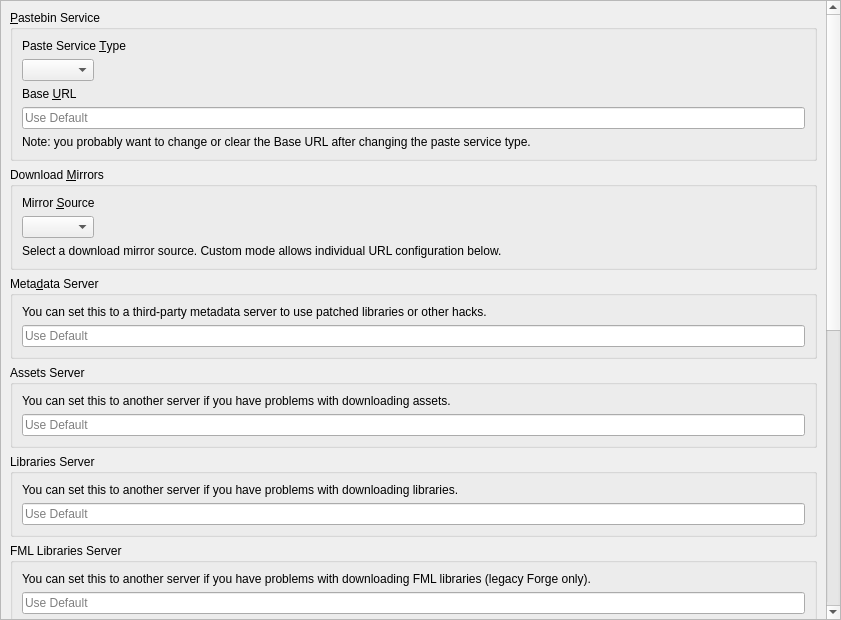
AndreaFrederica/LunaLauncher, file launcher/ui/pages/global/APIPage.ui: the form before one commit.
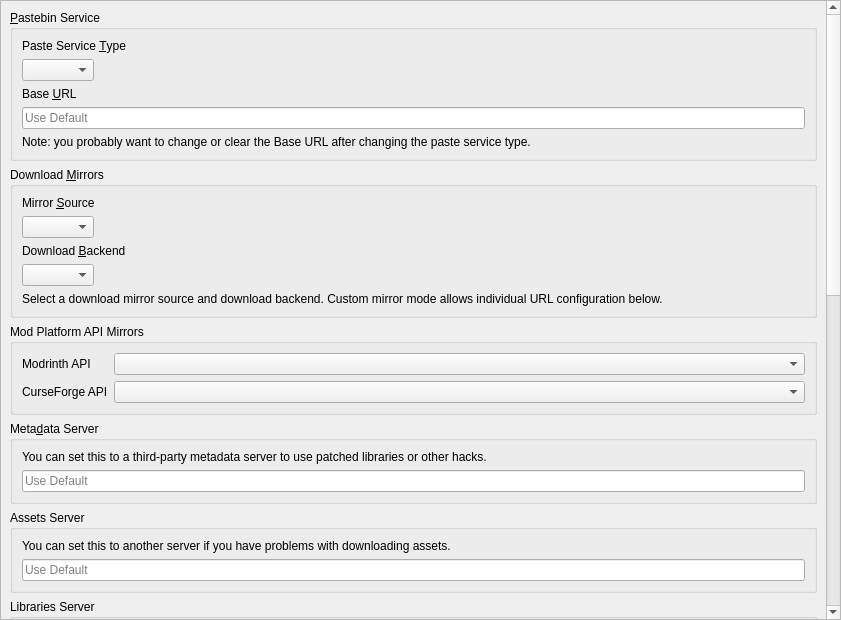
The form after the commit.

Commit message:
feat: add Modrinth/CurseForge API mirror switching (MCIM)
- Add ModApiMirror layer to dynamically switch between Official and MCIM
  mirror endpoints at runtime based on user settings
- Replace hardcoded BuildConfig URLs in FlameAPI and ModrinthAPI with
  ModApiMirror::curseForgeBaseUrl() / modrinthBaseUrl()
- Add mirror selection dropdowns and download backend selector to APIPage

What changed in the file:
```diff
--- a/launcher/ui/pages/global/APIPage.ui
+++ b/launcher/ui/pages/global/APIPage.ui
@@ -123,15 +123,70 @@
             </property>
            </widget>
           </item>
+          <item>
+           <widget class="QLabel" name="downloadBackendLabel">
+            <property name="text">
+             <string>Download &amp;Backend</string>
+            </property>
+            <property name="buddy">
+             <cstring>downloadBackendComboBox</cstring>
+            </property>
+           </widget>
+          </item>
+          <item>
+           <widget class="QComboBox" name="downloadBackendComboBox">
+            <property name="sizePolicy">
+             <sizepolicy hsizetype="Maximum" vsizetype="Fixed">
+              <horstretch>0</horstretch>
+              <verstretch>0</verstretch>
+             </sizepolicy>
+            </property>
+           </widget>
+          </item>
           <item>
            <widget class="QLabel" name="mirrorDescriptionLabel">
             <property name="text">
-             <string>Select a download mirror source. Custom mode allows individual URL configuration below.</string>
+             <string>Select a download mirror source and download backend. Custom mirror mode allows individual URL configuration below.</string>
             </property>
             <property name="wordWrap">
              <bool>true</bool>
             </property>
            </widget>
+         </item>
+        </layout>
+        </widget>
+       </item>
+       <item>
+        <widget class="QGroupBox" name="groupBox_modApiMirrors">
+         <property name="title">
+          <string>Mod Platform API Mirrors</string>
+         </property>
+         <layout class="QFormLayout" name="formLayout_modApiMirrors">
+          <item row="0" column="0">
+           <widget class="QLabel" name="modrinthMirrorLabel">
+            <property name="text">
+             <string>Modrinth API</string>
+            </property>
+            <property name="buddy">
+             <cstring>modrinthMirrorComboBox</cstring>
+            </property>
+           </widget>
+          </item>
+          <item row="0" column="1">
+           <widget class="QComboBox" name="modrinthMirrorComboBox"/>
+          </item>
+          <item row="1" column="0">
+           <widget class="QLabel" name="curseForgeMirrorLabel">
+            <property name="text">
+             <string>CurseForge API</string>
+            </property>
+            <property name="buddy">
+             <cstring>curseForgeMirrorComboBox</cstring>
+            </property>
+           </widget>
+          </item>
+          <item row="1" column="1">
+           <widget class="QComboBox" name="curseForgeMirrorComboBox"/>
           </item>
          </layout>
         </widget>
```
The commit also changes 9 other files.
